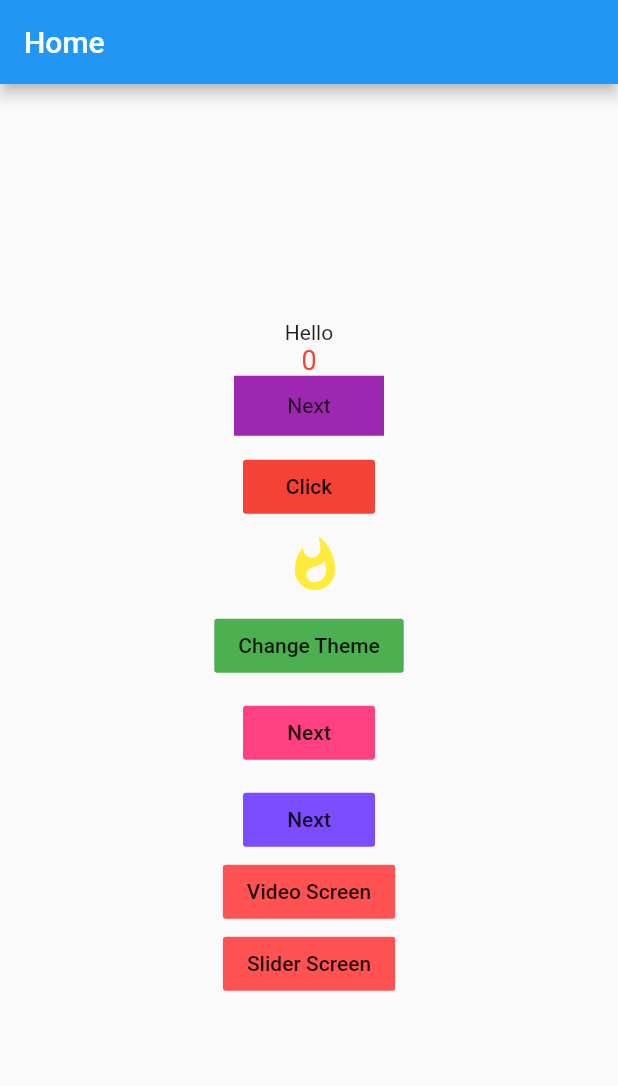
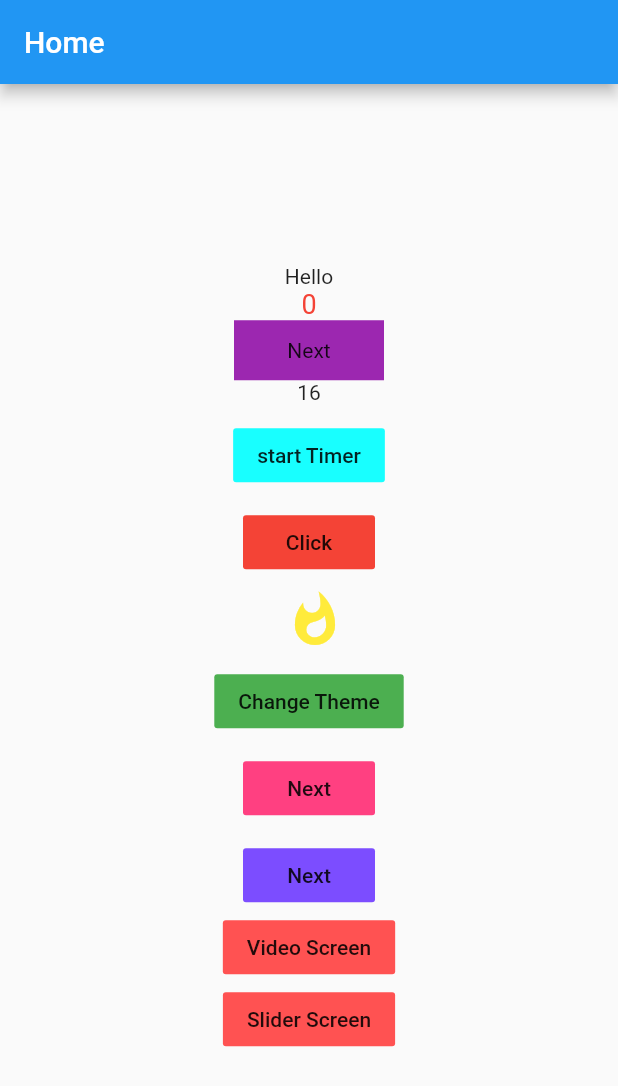
Before and after one commit to roshan1960701/Getx_practise, a Flutter app: the first screen one second after launch, on a phone screen of 412 x 824 dp. Shown: the top 1086 px of the screen. Run offline on Flutter 3.47's test engine with Material 2 defaults, Android fonts, the phone set to English and light mode, and no system bars; our stand-ins replace better_player, carousel_slider, get, smooth_page_indicator; missing offline and left inert: ink_page_indicator.

Commit message:
Stream Using Getx flutter

```diff
--- a/lib/Pages/Home/Controller/home_controller.dart
+++ b/lib/Pages/Home/Controller/home_controller.dart
@@ -3,6 +3,7 @@ import 'package:get/get.dart';
 
 class HomeController extends GetxController{
 
+  var remaining = 16.obs;
   var count = 0.obs; // To make variable observable
   final RxString rxstring = 'Hello'.obs;
   var bannerList = ['1','2','3','4','5','6','7','8'];
@@ -34,9 +35,22 @@ class HomeController extends GetxController{
     theme.value = !theme.value;
   }
 
+  Stream<int> timer() {
+    return Stream.periodic(const Duration(seconds: 1), (_) {
+      if (remaining.value != 0) {
+        remaining.value--;
+      }else if(remaining.value == 0){
+        // otpResend.value = true;
+      }
+      return remaining.value;
+    });
+  }
+
+
   @override
   void onInit() {
     super.onInit();
+    remaining.bindStream(timer());
     print('this is init method');
   }
 }
--- a/lib/Pages/Home/View/home.dart
+++ b/lib/Pages/Home/View/home.dart
@@ -54,6 +54,16 @@ class _HomeScreenState extends State<HomeScreen> {
                 homeController.increment();
                 },
             ),
+            GetX<HomeController>(builder: (controller){
+              return Text('${controller.remaining.value}');
+            }),
+            const SizedBox(height: 10.0,),
+            FlatButton(
+                color: Colors.cyanAccent,
+                onPressed: ()async{
+                  homeController.remaining.value = 16;
+                  // Get.snackbar('Hey','This is snackbar',snackPosition: SnackPosition.BOTTOM,);
+                }, child: Text('start Timer')),
             const SizedBox(height: 10.0,),
             FlatButton(
                 color: Colors.red,
```
